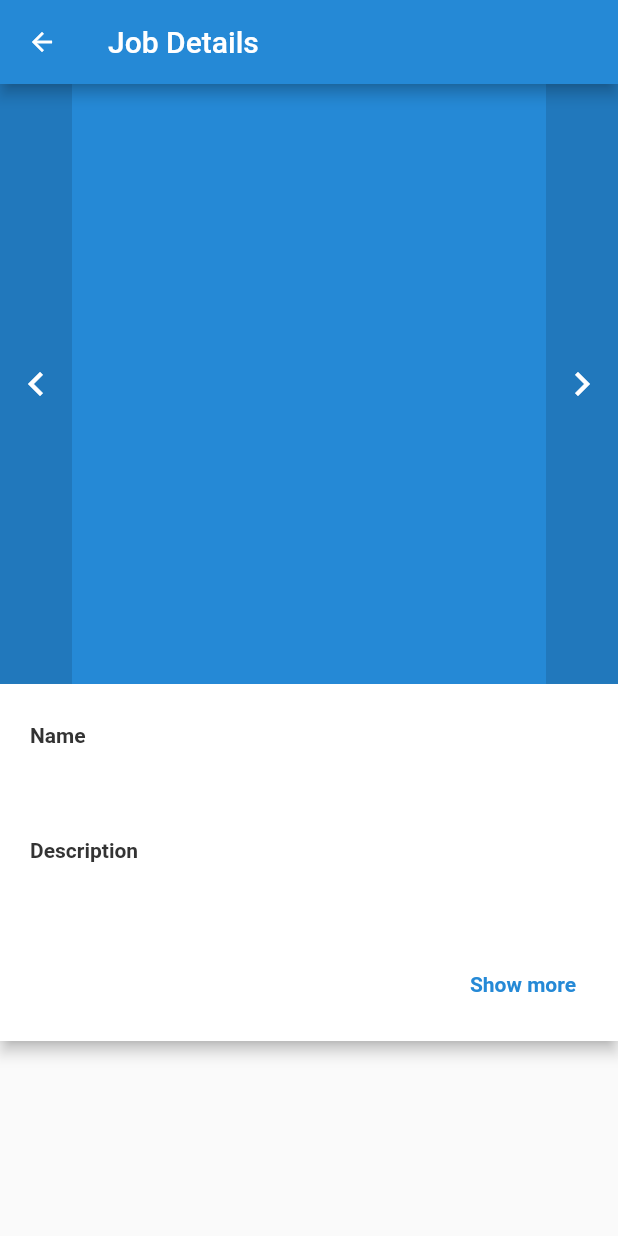
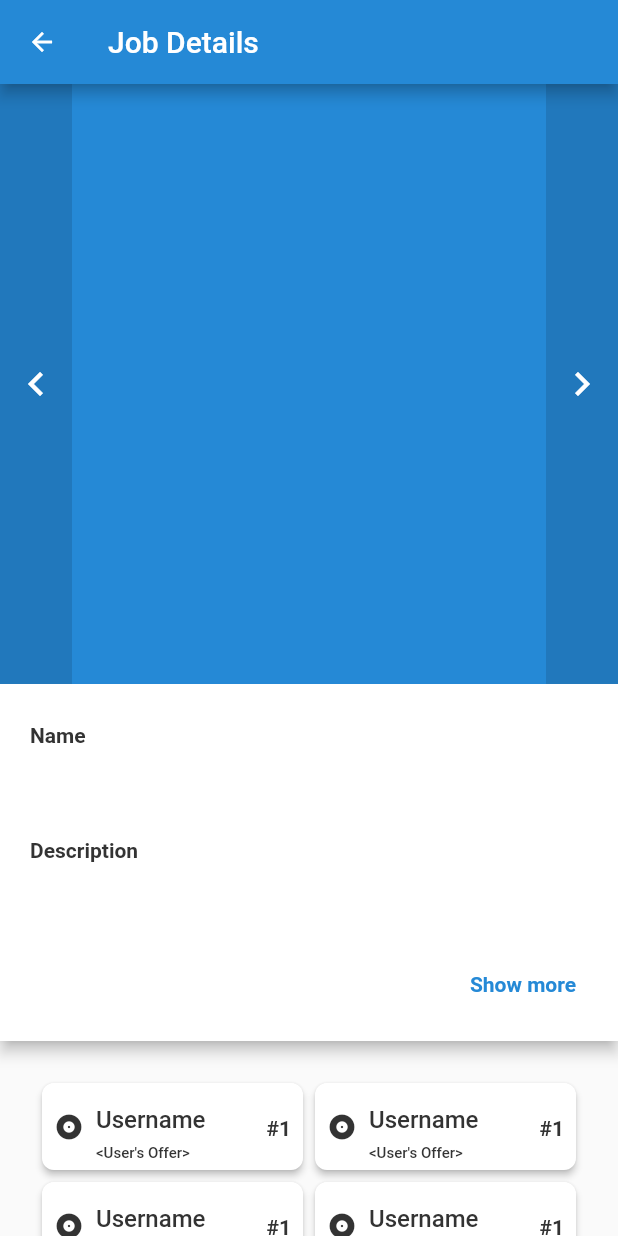
Before and after one commit to PC-Chair-Fight/project-frontend, a Flutter app: the JobDetailsScreen screen opened directly with empty values, on a phone screen of 412 x 824 dp. Run offline on Flutter 3.47's test engine with Material 2 defaults, Android fonts, the phone set to English and light mode, and no system bars; our stand-ins replace dio, get_it, shared_preferences; missing offline and left inert: date_range_form_field; accounts and stored records are empty.

Commit message:
Merged develop, added bidder cards in job details

```diff
--- a/lib/modules/job/widgets/job_card.widget.dart
+++ b/lib/modules/job/widgets/job_card.widget.dart
@@ -2,6 +2,9 @@ import 'package:flutter/cupertino.dart';
 import 'package:flutter/material.dart';
 import 'package:project/config/theme.config.dart';
 import 'package:project/generated/l10n.dart';
+import 'package:project/modules/job/models/job.model.dart';
+import 'package:project/modules/job/models/job_image.model.dart';
+import 'package:project/modules/job/screens/job_details.screen.dart';
 import 'package:project/modules/job/widgets/bidder_card.widget.dart';
 
 class JobCard extends StatelessWidget {
@@ -48,7 +51,24 @@ class JobCard extends StatelessWidget {
             ),
             SizedBox(height: ThemeConfig.of(context).smallSpacing),
             TextButton(
-              onPressed: () {},
+              onPressed: () => Navigator.pushNamed(context, JobDetailsScreen.route, arguments: Job( // TODO remove this mock job
+                  name: 'Name',
+                  description:
+                  'Lorem ipsum dolor sit amet, consectetur adipiscing elit, '
+                      'sed do eiusmod tempor incididunt ut labore et dolore magna'
+                      ' aliqua. Ut enim ad minim veniam, quis nostrud exercitation'
+                      ' ullamco laboris nisi ut aliquip ex ea commodo consequat. '
+                      'Duis aute irure dolor in reprehenderit in voluptate velit '
+                      'esse cillum dolore eu fugiat nulla pariatur. Excepteur '
+                      'sint occaecat cupidatat non proident, sunt in culpa qui '
+                      'officia deserunt mollit anim id est laborum',
+                  images: [
+                    'https://picsum.photos/seed/1/600/400',
+                    'https://picsum.photos/seed/2/600/400',
+                    'https://picsum.photos/seed/3/600/400',
+                    'https://picsum.photos/seed/4/600/400',
+                  ].map((url) => JobImage(url: url)).toList()
+              )),
               child: Row(
                 mainAxisSize: MainAxisSize.min,
                 children: [
--- /dev/null
+++ b/lib/modules/job/widgets/job_description.widget.dart
@@ -0,0 +1,73 @@
+import 'package:flutter/material.dart';
+import 'package:project/config/theme.config.dart';
+import 'package:project/generated/l10n.dart';
+
+class JobDescription extends StatefulWidget {
+  final String? name;
+  final String? description;
+
+  const JobDescription({Key? key, this.name, this.description}) : super(key: key);
+
+  @override
+  _JobDescriptionState createState() => _JobDescriptionState();
+}
+
+class _JobDescriptionState extends State<JobDescription> {
+  bool _showingDescription = false;
+
+  @override
+  Widget build(BuildContext context) {
+    return Material(
+      elevation: ThemeConfig.of(context).elevation,
+      child: Padding(
+        padding: EdgeInsets.all(ThemeConfig.of(context).appMargin),
+        child: Column(
+          mainAxisSize: MainAxisSize.min,
+          crossAxisAlignment: CrossAxisAlignment.stretch,
+          children: [
+            Text(
+              S.of(context).JobDetailsScreen_name,
+              style: ThemeConfig.of(context).subtitle2,
+            ),
+            SizedBox(height: ThemeConfig.of(context).smallSpacing),
+            Text(
+              widget.name ?? S.of(context).JobDetailsScreen_no_name,
+              style: ThemeConfig.of(context).body1,
+            ),
+            SizedBox(height: ThemeConfig.of(context).mediumSpacing),
+            Text(
+              S.of(context).JobDetailsScreen_description,
+              style: ThemeConfig.of(context).subtitle2,
+            ),
+            SizedBox(height: ThemeConfig.of(context).mediumSpacing),
+            Text(
+              widget.description ??
+                  S.of(context).JobDetailsScreen_no_description,
+              style: ThemeConfig.of(context).body1,
+              maxLines: _showingDescription ? null : 2,
+              overflow: _showingDescription
+                  ? TextOverflow.visible
+                  : TextOverflow.ellipsis,
+            ),
+            SizedBox(height: ThemeConfig.of(context).mediumSpacing),
+            Row(
+              mainAxisAlignment: MainAxisAlignment.end,
+              children: [
+                TextButton(
+                  onPressed: () => setState(
+                        () => _showingDescription = !_showingDescription,
+                  ),
+                  child: Text(
+                    _showingDescription
+                        ? S.of(context).JobDetailsScreen_show_less
+                        : S.of(context).JobDetailsScreen_show_more,
+                  ),
+                )
+              ],
+            )
+          ],
+        ),
+      ),
+    );
+  }
+}
--- a/lib/modules/job/widgets/job_details.widget.dart
+++ b/lib/modules/job/widgets/job_details.widget.dart
@@ -1,9 +1,14 @@
+import 'dart:io';
+
 import 'package:flutter/cupertino.dart';
+import 'package:flutter/foundation.dart';
 import 'package:flutter/material.dart';
 import 'package:project/config/theme.config.dart';
 import 'package:project/generated/l10n.dart';
 import 'package:project/modules/job/models/bid.model.dart';
 import 'package:project/modules/job/models/job.model.dart';
+import 'package:project/modules/job/widgets/bidder_card.widget.dart';
+import 'package:project/modules/job/widgets/job_description.widget.dart';
 import 'package:project/modules/shared/widgets/image_carousel.widget.dart';
 
 class JobDetails extends StatefulWidget {
@@ -16,87 +21,70 @@ class JobDetails extends StatefulWidget {
 }
 
 class _JobDetailsState extends State<JobDetails> {
-  bool _showingDescription = false;
-  List<Bid> fetchedBids = []; // TODO fetch bids for this job
+  List<Bid> fetchedBids = []; // TODO fetch bids with workers for this job
 
   @override
   Widget build(BuildContext context) {
-    return CustomScrollView(
+    final wideLayout = MediaQuery.of(context).size.width > 1100;
+    final smallLayout = MediaQuery.of(context).size.width < 800;
+
+    // common widgets
+    final carousel = ImageCarouselWidget(
+        height: 400,
+        images: (widget.job.images ?? [])
+            .where((image) => image.url != null)
+            .map((image) => NetworkImage(image.url!))
+            .toList());
+    final bidGridView = GridView.count(
+      crossAxisSpacing: ThemeConfig.of(context).smallSpacing,
+      mainAxisSpacing: ThemeConfig.of(context).smallSpacing,
+      childAspectRatio: 3, // TODO somehow compute this
+      shrinkWrap: true,
+      primary: false,
+      padding: EdgeInsets.all(
+        ThemeConfig.of(context).smallSpacing,
+      ),
+      crossAxisCount: 2,
+      children: [
+        BidderCardWidget(),
+        BidderCardWidget(),
+        BidderCardWidget(),
+        BidderCardWidget(),
+      ].map((w) => Center(child: w)).toList(), // TODO fill with fetched bids
+    );
+    final bidButton = ElevatedButton(
+      onPressed: () {},
+      child: Text('Bid'),
+    );
+
+    // setup differentiated based on platform (web or not)
+    return //smallLayout ?
+        CustomScrollView(
       slivers: [
         SliverAppBar(
-          automaticallyImplyLeading: false,
-          expandedHeight: 400,
-          flexibleSpace: ImageCarouselWidget(
-              images: (widget.job.images ?? [])
-                  .where((image) => image.url != null)
-                  .map((image) => NetworkImage(image.url!))
-                  .toList()),
-        ),
+            automaticallyImplyLeading: false,
+            expandedHeight: 400,
+            flexibleSpace: carousel),
         SliverToBoxAdapter(
           child: Container(
             child: Column(
+              crossAxisAlignment: CrossAxisAlignment.stretch,
               children: [
-                Material(
-                  elevation: ThemeConfig.of(context)!.elevation,
-                  child: Padding(
-                    padding: EdgeInsets.all(ThemeConfig.of(context)!.appMargin),
-                    child: Column(
-                      crossAxisAlignment: CrossAxisAlignment.stretch,
-                      children: [
-                        Text(
-                          S.of(context).JobDetailsScreen_name,
-                          style: ThemeConfig.of(context)!.subtitle2,
-                        ),
-                        SizedBox(height: ThemeConfig.of(context)!.smallSpacing),
-                        Text(
-                          widget.job.name ?? S.of(context).JobDetailsScreen_no_name,
-                          style: ThemeConfig.of(context)!.body1,
-                        ),
-                        SizedBox(
-                            height: ThemeConfig.of(context)!.mediumSpacing),
-                        Text(
-                          S.of(context).JobDetailsScreen_description,
-                          style: ThemeConfig.of(context)!.subtitle2,
-                        ),
-                        SizedBox(
-                            height: ThemeConfig.of(context)!.mediumSpacing),
-                        Text(
-                          widget.job.description ?? S.of(context).JobDetailsScreen_no_description,
-                          style: ThemeConfig.of(context)!.body1,
-                          maxLines: _showingDescription ? null : 2,
-                          overflow: _showingDescription
-                              ? TextOverflow.visible
-                              : TextOverflow.ellipsis,
-                        ),
-                        SizedBox(
-                            height: ThemeConfig.of(context)!.mediumSpacing),
-                        Row(
-                          mainAxisAlignment: MainAxisAlignment.end,
-                          children: [
-                            TextButton(
-                              onPressed: () => setState(
-                                () =>
-                                    _showingDescription = !_showingDescription,
-                              ),
-                              child: Text(
-                                _showingDescription
-                                    ? S.of(context).JobDetailsScreen_show_less
-                                    : S.of(context).JobDetailsScreen_show_more,
-                              ),
-                            )
-                          ],
-                        )
-                      ],
-                    ),
-                  ),
+                JobDescription(
+                  name: widget.job.name,
+                  description: widget.job.description,
                 ),
-                GridView.count(
-                  shrinkWrap: true,
-                  padding: EdgeInsets.all(
-                    ThemeConfig.of(context)!.smallSpacing,
-                  ),
-                  crossAxisCount: 2,
-                  children: [], // TODO fill with bids
+                Padding(
+                  padding: EdgeInsets.all(ThemeConfig.of(context).appMargin),
+                  child: bidGridView,
+                ),
+                Padding(
+                  padding: EdgeInsets.symmetric(
+                      horizontal: ThemeConfig.of(context).appMargin),
+                  child: bidButton,
+                ),
+                SizedBox(
+                  height: ThemeConfig.of(context).appMargin,
                 )
               ],
             ),
@@ -104,5 +92,26 @@ class _JobDetailsState extends State<JobDetails> {
         )
       ],
     );
+    // : wideLayout
+    //     ? Row(
+    //         crossAxisAlignment: CrossAxisAlignment.stretch,
+    //         mainAxisSize: MainAxisSize.min,
+    //         children: [
+    //           Card(
+    //             clipBehavior: Clip.antiAliasWithSaveLayer,
+    //             child: Column(
+    //               mainAxisSize: MainAxisSize.min,
+    //               children: [
+    //                 // carousel,
+    //                 JobDescription(
+    //                   name: widget.job.name,
+    //                   description: widget.job.description,
+    //                 )
+    //               ],
+    //             ),
+    //           ),
+    //         ],
+    //       )
+    //     : Container();
   }
 }
--- a/lib/modules/shared/widgets/image_carousel.widget.dart
+++ b/lib/modules/shared/widgets/image_carousel.widget.dart
@@ -1,5 +1,6 @@
 import 'dart:ui';
 
+import 'package:flutter/foundation.dart';
 import 'package:flutter/material.dart';
 import 'package:project/config/theme.config.dart';
 
@@ -45,7 +46,7 @@ class _ImageCarouselWidgetState extends State<ImageCarouselWidget> {
                     'icon': Icons.chevron_left,
                     'callback': () {
                       controller.previousPage(
-                        duration: ThemeConfig.of(context)!.mediumDuration,
+                        duration: ThemeConfig.of(context).mediumDuration,
                         curve: Curves.easeOut,
                       );
                     }
@@ -54,7 +55,7 @@ class _ImageCarouselWidgetState extends State<ImageCarouselWidget> {
                     'icon': Icons.chevron_right,
                     'callback': () {
                       return controller.nextPage(
-                        duration: ThemeConfig.of(context)!.mediumDuration,
+                        duration: ThemeConfig.of(context).mediumDuration,
                         curve: Curves.easeOut,
                       );
                     },
@@ -66,12 +67,24 @@ class _ImageCarouselWidgetState extends State<ImageCarouselWidget> {
                     child: SizedBox(
                       width: 48,
                       child: ClipRect(
-                        child: BackdropFilter(
+                        child: kIsWeb // ImageFilter does not work on web
+                            ?
+                            Container(
+                                color: Colors.black12,
+                                child: Icon(
+                                  params['icon'] as IconData,
+                                  color: Colors.white,
+                                  size: 32,
+                                ),
+                              )
+                            : BackdropFilter(
                                 filter: ImageFilter.compose(
-                            outer: ImageFilter.blur(sigmaX: 5.0, sigmaY: 5.0),
+                                  outer: ImageFilter.blur(
+                                      sigmaX: 5.0, sigmaY: 5.0,),
                                   inner: ImageFilter.compose(
                                     outer: ImageFilter.matrix(
-                                Matrix4.translationValues(0, -10, 0).storage,
+                                      Matrix4.translationValues(0, -10, 0)
+                                          .storage,
                                     ),
                                     inner: ImageFilter.matrix(
                                       Matrix4.diagonal3Values(1.05, 1.05, 1.05)
```
Lines whose indentation alone changed are shown as unchanged.
